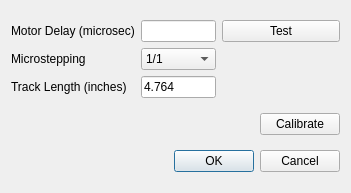
The window that settingsUI.ui (phosphino/SprayerPi_Controller) describes before a commit, drawn with Qt 5.
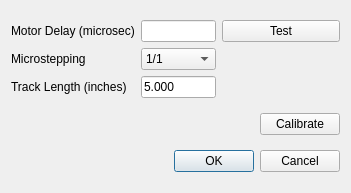
The same window after the commit. Icons and pictures are not drawn.

Diff of the .ui file:
```diff
--- a/settingsUI.ui
+++ b/settingsUI.ui
@@ -108,7 +108,7 @@
         </size>
        </property>
        <property name="text">
-        <string>4.764</string>
+        <string>5.000</string>
        </property>
       </widget>
      </item>
```
